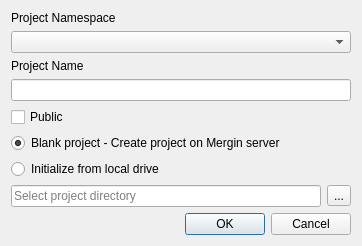
This is Mergin/ui/ui_create_project.ui in MerginMaps/qgis-plugin as Qt 5 draws it before an edit. The edited form follows.
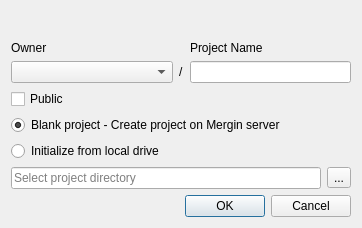
This is the edited form.

Commit message: Add namespace to create project: some fixes

```diff
--- a/Mergin/ui/ui_create_project.ui
+++ b/Mergin/ui/ui_create_project.ui
@@ -33,6 +33,21 @@
       </spacer>
      </item>
      <item>
+      <layout class="QGridLayout" name="gridLayout">
+       <item row="1" column="2">
+        <widget class="QLineEdit" name="edit_project_name">
+         <property name="sizePolicy">
+          <sizepolicy hsizetype="Minimum" vsizetype="Fixed">
+           <horstretch>0</horstretch>
+           <verstretch>0</verstretch>
+          </sizepolicy>
+         </property>
+         <property name="text">
+          <string/>
+         </property>
+        </widget>
+       </item>
+       <item row="0" column="0">
       <widget class="QLabel" name="projectNamespaceLabel">
        <property name="minimumSize">
         <size>
@@ -47,21 +62,11 @@
         </size>
        </property>
        <property name="text">
-        <string>Project Namespace</string>
+          <string>Owner</string>
        </property>
       </widget>
      </item>
-     <item>
-      <widget class="QComboBox" name="projectNamescape">
-       <property name="sizePolicy">
-        <sizepolicy hsizetype="Minimum" vsizetype="Fixed">
-         <horstretch>0</horstretch>
-         <verstretch>0</verstretch>
-        </sizepolicy>
-       </property>
-      </widget>
-     </item>
-     <item>
+       <item row="0" column="2">
       <widget class="QLabel" name="projectNameLabel">
        <property name="minimumSize">
         <size>
@@ -80,18 +85,30 @@
        </property>
       </widget>
      </item>
-     <item>
-      <widget class="QLineEdit" name="edit_project_name">
+       <item row="1" column="0">
+        <widget class="QComboBox" name="projectNamescape">
        <property name="sizePolicy">
         <sizepolicy hsizetype="Minimum" vsizetype="Fixed">
          <horstretch>0</horstretch>
          <verstretch>0</verstretch>
         </sizepolicy>
        </property>
+        </widget>
+       </item>
+       <item row="1" column="1">
+        <widget class="QLabel" name="label">
+         <property name="sizePolicy">
+          <sizepolicy hsizetype="Fixed" vsizetype="Minimum">
+           <horstretch>0</horstretch>
+           <verstretch>0</verstretch>
+          </sizepolicy>
+         </property>
        <property name="text">
-        <string/>
-       </property>
-      </widget>
+          <string>/</string>
+         </property>
+        </widget>
+       </item>
+      </layout>
      </item>
      <item>
       <widget class="QCheckBox" name="chk_is_public">
```
Lines whose indentation alone changed are shown as unchanged. The commit also changes 1 other file.
